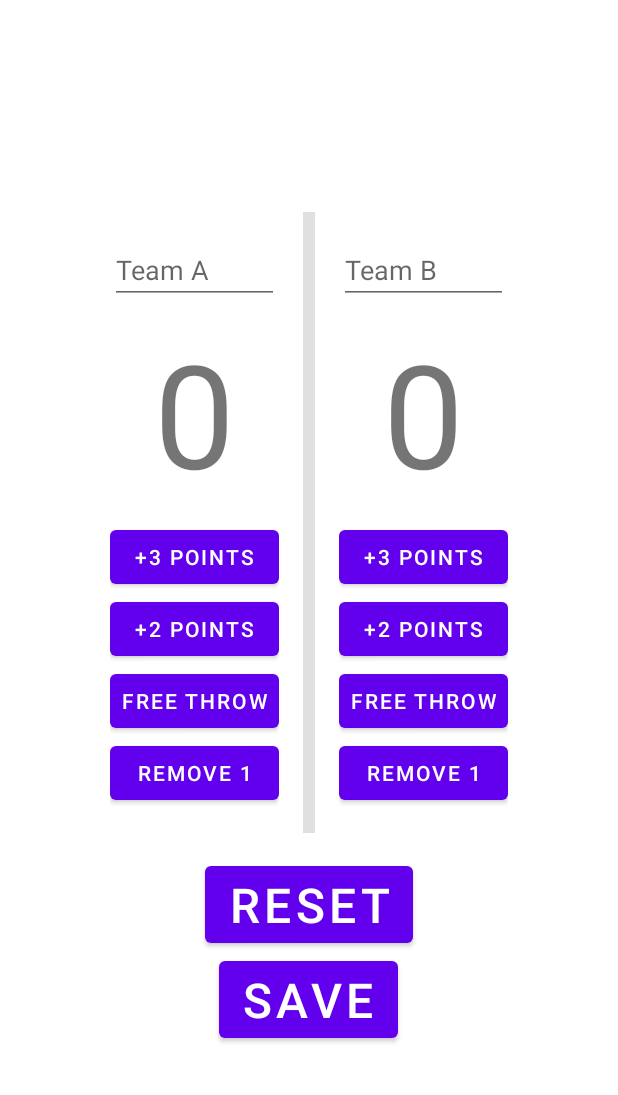
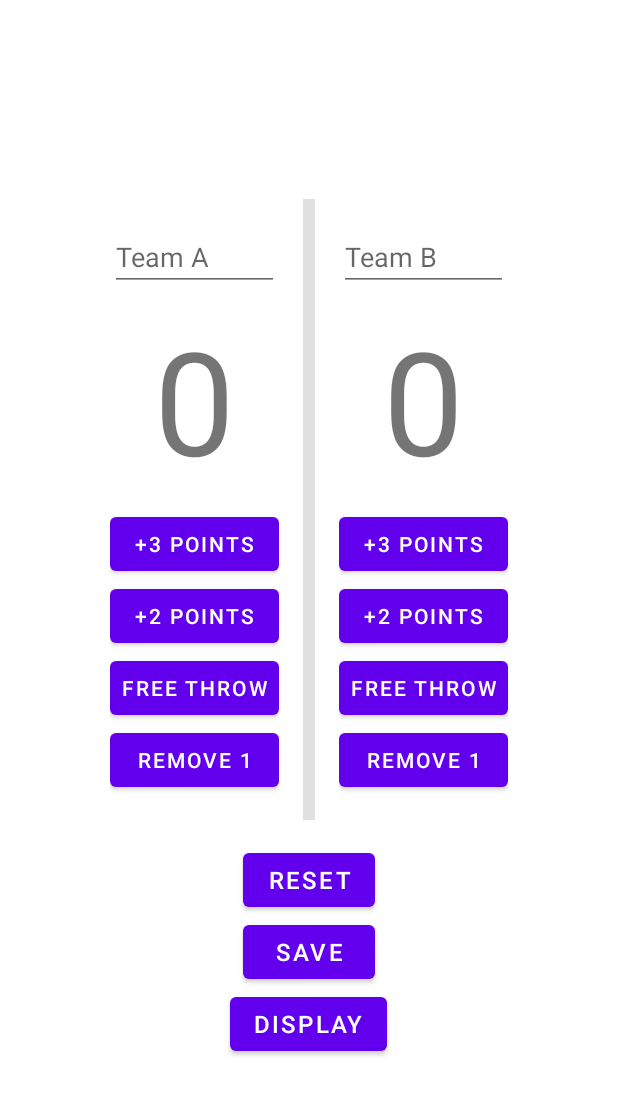
Before and after one commit to T-Reiser/Group27Project1, an Android app: the fragment HomeFragment placed in its activity, on a phone screen of 412 x 824 dp. Shown: the top 1095 px of the screen. Run offline under Robolectric (Android 15) with nearby library versions, the phone set to English and light mode, and no system bars; our stand-ins replace Room's generated code.

Commit message:
Added Display Button

```diff
--- a/app/src/main/res/layout/fragment_home.xml
+++ b/app/src/main/res/layout/fragment_home.xml
@@ -145,14 +145,21 @@
         android:id="@+id/reset_btn"
         android:layout_width="wrap_content"
         android:layout_height="wrap_content"
-        android:textSize="32sp"
+        android:textSize="16sp"
         android:text="@string/reset" />
 
     <Button
         android:id="@+id/save_btn"
         android:layout_width="wrap_content"
         android:layout_height="wrap_content"
-        android:textSize="32sp"
+        android:textSize="16sp"
         android:text="@string/save" />
 
+    <Button
+        android:id="@+id/display_btn"
+        android:layout_width="wrap_content"
+        android:layout_height="wrap_content"
+        android:textSize="16sp"
+        android:text="@string/display" />
+
 </LinearLayout>
--- a/app/src/main/res/values/strings.xml
+++ b/app/src/main/res/values/strings.xml
@@ -9,6 +9,7 @@
     <string name="undo">REMOVE 1</string>
     <string name="reset">RESET</string>
     <string name="save">SAVE</string>
+    <string name="display">DISPLAY</string>
 
     <!-- Team Score Strings -->
     <string name="teamA">Team A</string>
```
